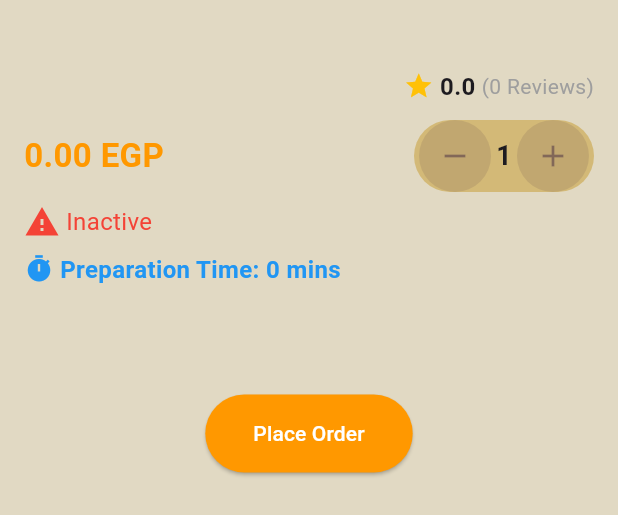
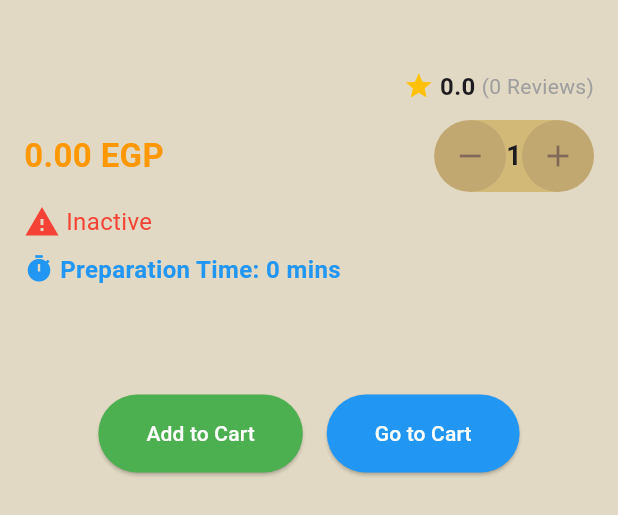
Before and after one commit to naderwael1/kamon, a Flutter app: the ItemDetailCard widget shown alone on an empty page, opened directly with empty values, on a phone screen of 412 x 824 dp. Shown: the top 515 px of the screen. Run offline on Flutter 3.47's test engine with Material 3 defaults, Android fonts, the phone set to English and light mode, and no system bars; our stand-ins replace flutter_bloc, freezed_annotation, geolocator, go_router, google_fonts, shared_preferences; accounts and stored records are empty; statements that could not run were skipped.

Commit message:
cart provider done

```diff
--- a/lib/Features/menu/presentation/cart_screen.dart
+++ b/lib/Features/menu/presentation/cart_screen.dart
@@ -1,15 +1,16 @@
 import 'package:flutter/material.dart';
-import 'package:kamon/Features/ordars/data/cart_provider.dart';
-import 'package:provider/provider.dart';
 import 'package:kamon/Features/ordars/non_virtual_order/data/post_non_virual.dart';
 import 'package:kamon/Features/ordars/non_virtual_order/model/non_virual_model.dart';
+import 'package:provider/provider.dart';
+import 'package:kamon/Features/ordars/data/cart_provider.dart';
 import 'package:shared_preferences/shared_preferences.dart';
 
 class CartScreen extends StatelessWidget {
-  const CartScreen({Key? key}) : super(key: key);
+  final CartProvider cart;
+
+  const CartScreen({Key? key, required this.cart}) : super(key: key);
 
   Future<void> _placeOrder(BuildContext context) async {
-    final cartProvider = Provider.of<CartProvider>(context, listen: false);
     final prefs = await SharedPreferences.getInstance();
     int? branchId = prefs.getInt('branchId');
 
@@ -20,11 +21,12 @@ class CartScreen extends StatelessWidget {
       return;
     }
 
-    List<OrderItem> orderItems = cartProvider.items.map((menuItem) {
+    List<OrderItem> orderItems = cart.items.map((cartItem) {
+      final menuItem = cartItem.menuItem;
       return OrderItem(
         itemId: menuItem.itemId,
-        quantity: cartProvider.itemQuantities[menuItem.itemId]!,
-        quotePrice: double.parse(menuItem.price),
+        quantity: cartItem.quantity,
+        quotePrice: double.tryParse(menuItem.price) ?? 0.0,
       );
     }).toList();
 
@@ -33,7 +35,7 @@ class CartScreen extends StatelessWidget {
       branchId: branchId.toString(),
       orderType: 'delivery',
       orderStatus: 'pending',
-      totalPrice: cartProvider.totalPrice.toString(),
+      totalPrice: cart.totalPrice.toString(),
       paymentMethod: 'cash',
       orderItems: orderItems,
       additionalDiscount: '0',
@@ -51,7 +53,7 @@ class CartScreen extends StatelessWidget {
       ScaffoldMessenger.of(context).showSnackBar(SnackBar(
         content: Text('Order placed successfully: $response'),
       ));
-      cartProvider.clearCart();
+      cart.clearCart();
     } catch (e) {
       ScaffoldMessenger.of(context).showSnackBar(SnackBar(
         content: Text('Failed to place order: $e'),
@@ -61,24 +63,22 @@ class CartScreen extends StatelessWidget {
 
   @override
   Widget build(BuildContext context) {
-    final cartProvider = Provider.of<CartProvider>(context);
-
     return Scaffold(
       appBar: AppBar(
         title: const Text('Your Cart'),
       ),
       body: ListView.builder(
-        itemCount: cartProvider.items.length,
+        itemCount: cart.items.length,
         itemBuilder: (context, index) {
-          final menuItem = cartProvider.items[index];
+          final cartItem = cart.items[index];
           return ListTile(
-            title: Text(menuItem.itemName),
-            subtitle: Text(
-                '${cartProvider.itemQuantities[menuItem.itemId]} x ${menuItem.price} EGP'),
+            title: Text(cartItem.menuItem.itemName),
+            subtitle:
+                Text('${cartItem.quantity} x ${cartItem.menuItem.price} EGP'),
             trailing: IconButton(
               icon: const Icon(Icons.remove_circle),
               onPressed: () {
-                cartProvider.removeItem(menuItem);
+                cart.removeItem(cartItem.menuItem);
               },
             ),
           );
@@ -96,8 +96,8 @@ class CartScreen extends StatelessWidget {
               borderRadius: BorderRadius.circular(50),
             ),
           ),
-          child: Text(
-              'Place Order (${cartProvider.totalPrice.toStringAsFixed(2)} EGP)'),
+          child:
+              Text('Place Order (${cart.totalPrice.toStringAsFixed(2)} EGP)'),
         ),
       ),
     );
--- /dev/null
+++ b/lib/Features/menu/presentation/circular_icon_button.dart
@@ -0,0 +1,66 @@
+import 'package:flutter/material.dart';
+import 'package:provider/provider.dart';
+import 'package:kamon/Features/ordars/data/cart_provider.dart';
+
+class CircularIconButton extends StatefulWidget {
+  final IconData icon;
+  final int itemId;
+  final Color color;
+
+  const CircularIconButton({
+    Key? key,
+    required this.icon,
+    required this.itemId,
+    this.color = const Color.fromARGB(102, 36, 10, 51),
+    required Null Function() onPressed,
+  }) : super(key: key);
+
+  @override
+  _CircularIconButtonState createState() => _CircularIconButtonState();
+}
+
+class _CircularIconButtonState extends State<CircularIconButton> {
+  int quantity = 1;
+
+  @override
+  Widget build(BuildContext context) {
+    return Row(
+      mainAxisAlignment: MainAxisAlignment.center,
+      children: [
+        Container(
+          decoration: BoxDecoration(
+            color: widget.color.withOpacity(0.1),
+            shape: BoxShape.circle,
+          ),
+          child: IconButton(
+            icon: Icon(widget.icon, color: widget.color),
+            onPressed: () {
+              setState(() {
+                if (widget.icon == Icons.remove && quantity > 1) {
+                  quantity--;
+                } else if (widget.icon == Icons.add) {
+                  quantity++;
+                }
+              });
+              Provider.of<CartProvider>(context, listen: false)
+                  .updateItemQuantity(widget.itemId, quantity);
+            },
+            iconSize: 24.0,
+            padding: EdgeInsets.zero,
+            constraints: const BoxConstraints(),
+          ),
+        ),
+        Padding(
+          padding: const EdgeInsets.symmetric(horizontal: 16.0),
+          child: Text(
+            '$quantity',
+            style: const TextStyle(
+              fontSize: 18,
+              fontWeight: FontWeight.bold,
+            ),
+          ),
+        ),
+      ],
+    );
+  }
+}
--- a/lib/Features/menu/presentation/item_card.dart
+++ b/lib/Features/menu/presentation/item_card.dart
@@ -1,8 +1,13 @@
 import 'package:flutter/material.dart';
 import 'package:google_fonts/google_fonts.dart';
+import 'package:provider/provider.dart';
+import 'package:shared_preferences/shared_preferences.dart';
 import 'package:kamon/Features/ordars/non_virtual_order/data/post_non_virual.dart';
 import 'package:kamon/Features/ordars/non_virtual_order/model/non_virual_model.dart';
-import 'package:shared_preferences/shared_preferences.dart';
+import 'package:kamon/Features/ordars/data/cart_provider.dart';
+import 'package:kamon/Features/menu/model/menu_model.dart';
+import 'package:go_router/go_router.dart';
+import 'package:kamon/core/utils/app_router.dart';
 
 class ItemDetailCard extends StatefulWidget {
   final String mealTime;
@@ -16,6 +21,7 @@ class ItemDetailCard extends StatefulWidget {
   final bool healthy;
   final String itemStatus;
   final int preparationTime;
+  final MenuItem menuItem;
 
   const ItemDetailCard({
     Key? key,
@@ -30,6 +36,7 @@ class ItemDetailCard extends StatefulWidget {
     required this.healthy,
     required this.itemStatus,
     required this.preparationTime,
+    required this.menuItem,
   }) : super(key: key);
 
   @override
@@ -40,14 +47,11 @@ class _ItemDetailCardState extends State<ItemDetailCard> {
   int quantity = 1;
 
   void _placeOrder(BuildContext context) async {
-    // Retrieve the branchId from shared preferences
     final prefs = await SharedPreferences.getInstance();
     int? branchId = prefs.getInt('branchId');
 
     if (branchId == null) {
-      // ignore: prefer_const_constructors
-      ScaffoldMessenger.of(context).showSnackBar(SnackBar(
-        // ignore: prefer_const_constructors
+      ScaffoldMessenger.of(context).showSnackBar(const SnackBar(
         content: Text('Failed to get branch information'),
       ));
       return;
@@ -55,7 +59,7 @@ class _ItemDetailCardState extends State<ItemDetailCard> {
 
     Order order = Order(
       customerId: '2',
-      branchId: branchId.toString(), // Use the retrieved branchId
+      branchId: branchId.toString(),
       orderType: 'delivery',
       orderStatus: 'pending',
       totalPrice: (widget.price * quantity).toString(),
@@ -68,7 +72,7 @@ class _ItemDetailCardState extends State<ItemDetailCard> {
         ),
       ],
       additionalDiscount: '0',
-      creditCardNumber: '1234567891234567', // Example card number
+      creditCardNumber: '1234567891234567',
       creditCardExpireMonth: '6',
       creditCardExpireDay: '17',
       nameOnCard: 'ismail',
@@ -159,11 +163,8 @@ class _ItemDetailCardState extends State<ItemDetailCard> {
               Container(
                 decoration: BoxDecoration(
                   color: const Color.fromARGB(255, 211, 185, 119),
-                  borderRadius:
-                      BorderRadius.circular(100), // Circular border radius
+                  borderRadius: BorderRadius.circular(100),
                 ),
-                child: SizedBox(
-                  width: 120,
                 child: Row(
                   mainAxisAlignment: MainAxisAlignment.spaceEvenly,
                   children: [
@@ -191,7 +192,6 @@ class _ItemDetailCardState extends State<ItemDetailCard> {
                       },
                     ),
                   ],
-                  ),
                 ),
               ),
             ],
@@ -279,19 +279,45 @@ class _ItemDetailCardState extends State<ItemDetailCard> {
           ),
           const SizedBox(height: 20),
           Center(
-            child: ElevatedButton(
-              onPressed: () => _placeOrder(context),
+            child: Row(
+              mainAxisAlignment: MainAxisAlignment.center,
+              children: [
+                ElevatedButton(
+                  onPressed: () {
+                    Provider.of<CartProvider>(context, listen: false)
+                        .addItem(widget.menuItem, quantity);
+                    ScaffoldMessenger.of(context).showSnackBar(SnackBar(
+                      content: Text('Item added to cart'),
+                    ));
+                  },
                   style: ElevatedButton.styleFrom(
                     foregroundColor: Colors.white,
-                backgroundColor: Colors.orange,
-                padding:
-                    const EdgeInsets.symmetric(horizontal: 32, vertical: 16),
+                    backgroundColor: Colors.green,
+                    padding: const EdgeInsets.symmetric(
+                        horizontal: 32, vertical: 16),
                     shape: RoundedRectangleBorder(
-                  borderRadius:
-                      BorderRadius.circular(50), // Circular border radius
+                      borderRadius: BorderRadius.circular(50),
                     ),
                   ),
-              child: const Text('Place Order'),
+                  child: const Text('Add to Cart'),
+                ),
+                const SizedBox(width: 16),
+                ElevatedButton(
+                  onPressed: () {
+                    GoRouter.of(context).push(AppRouter.KCartScreen);
+                  },
+                  style: ElevatedButton.styleFrom(
+                    foregroundColor: Colors.white,
+                    backgroundColor: Colors.blue,
+                    padding: const EdgeInsets.symmetric(
+                        horizontal: 32, vertical: 16),
+                    shape: RoundedRectangleBorder(
+                      borderRadius: BorderRadius.circular(50),
+                    ),
+                  ),
+                  child: const Text('Go to Cart'),
+                ),
+              ],
             ),
           ),
         ],
--- a/lib/Features/ordars/data/cart_provider.dart
+++ b/lib/Features/ordars/data/cart_provider.dart
@@ -2,41 +2,44 @@ import 'package:flutter/material.dart';
 import 'package:kamon/Features/menu/model/menu_model.dart';
 
 class CartProvider with ChangeNotifier {
-  List<MenuItem> _items = [];
-  Map<int, int> _itemQuantities = {};
+  final List<CartItem> _items = [];
 
-  List<MenuItem> get items => _items;
-  Map<int, int> get itemQuantities => _itemQuantities;
+  List<CartItem> get items => _items;
 
-  void addItem(MenuItem menuItem) {
-    if (_items.contains(menuItem)) {
-      _itemQuantities[menuItem.itemId] = _itemQuantities[menuItem.itemId]! + 1;
+  void addItem(MenuItem menuItem, int quantity) {
+    final index =
+        _items.indexWhere((item) => item.menuItem.itemId == menuItem.itemId);
+    if (index != -1) {
+      _items[index].quantity += quantity;
     } else {
-      _items.add(menuItem);
-      _itemQuantities[menuItem.itemId] = 1;
+      _items.add(CartItem(menuItem: menuItem, quantity: quantity));
     }
     notifyListeners();
   }
 
   void removeItem(MenuItem menuItem) {
-    if (_items.contains(menuItem) && _itemQuantities[menuItem.itemId]! > 1) {
-      _itemQuantities[menuItem.itemId] = _itemQuantities[menuItem.itemId]! - 1;
-    } else {
-      _items.remove(menuItem);
-      _itemQuantities.remove(menuItem.itemId);
-    }
+    _items.removeWhere((item) => item.menuItem.itemId == menuItem.itemId);
     notifyListeners();
   }
 
   void clearCart() {
     _items.clear();
-    _itemQuantities.clear();
     notifyListeners();
   }
 
-  double get totalPrice => _items.fold(
-      0,
-      (total, current) =>
-          total +
-          double.parse(current.price) * _itemQuantities[current.itemId]!);
+  double get totalPrice {
+    return _items.fold(0, (total, current) {
+      final double itemPrice = double.tryParse(current.menuItem.price) ?? 0.0;
+      return total + itemPrice * current.quantity;
+    });
+  }
+
+  void updateItemQuantity(int itemId, int quantity) {}
 }
+
+class CartItem {
+  final MenuItem menuItem;
+  int quantity;
+
+  CartItem({required this.menuItem, this.quantity = 1});
+}
```
Also changed, not shown: lib/Features/menu/presentation/item_detail_screen.dart (+2 -27 lines), lib/Features/ordars/cart_screen.dart (+11 -10 lines), lib/core/utils/app_router.dart (+0 -9 lines). Lines whose indentation alone changed are shown as unchanged.
